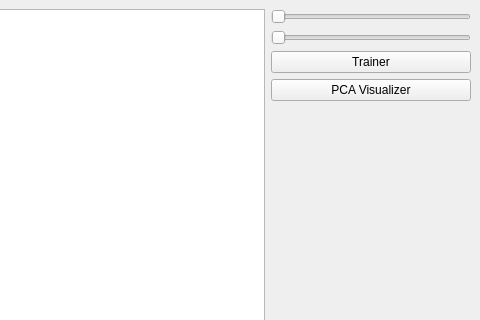
The window that gui/qt/mainwindow.ui (BetaRavener/TeethCV) describes before a commit, drawn with Qt 5; both pictures show x 320 to 800 and y 0 to 320 of the 800 by 600 pixel window.
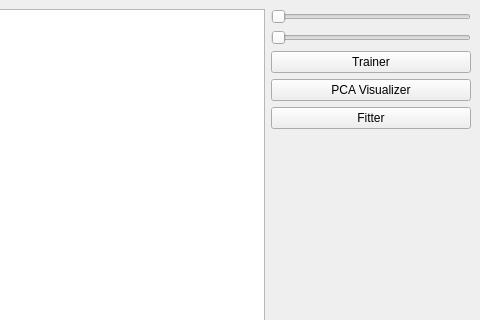
The same window after the commit.

Commit message: Fitter dialog with Animator.

```diff
--- a/gui/qt/mainwindow.ui
+++ b/gui/qt/mainwindow.ui
@@ -78,6 +78,13 @@
         </property>
        </widget>
       </item>
+      <item>
+       <widget class="QPushButton" name="fitterButton">
+        <property name="text">
+         <string>Fitter</string>
+        </property>
+       </widget>
+      </item>
       <item>
        <spacer name="verticalSpacer">
         <property name="orientation">
```
The commit also changes 13 other files.
